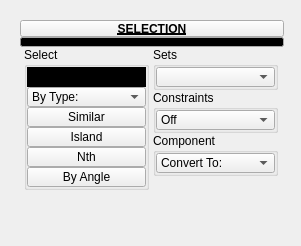
First picture: the form in tentacle/ui/uiLevel_3/selection.ui, repository m3trik/tentacle, before the edit.
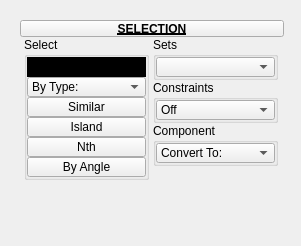
Second picture: the form after the edit. Custom widgets are drawn as their Qt base class.

```diff
--- a/tentacle/ui/uiLevel_3/selection.ui
+++ b/tentacle/ui/uiLevel_3/selection.ui
@@ -169,7 +169,7 @@
      <property name="spacing">
       <number>0</number>
      </property>
-     <item row="2" column="1" colspan="2">
+     <item row="1" column="1" colspan="2">
       <layout class="QHBoxLayout" name="horizontalLayout">
        <item>
         <layout class="QVBoxLayout" name="verticalLayout">
@@ -648,34 +648,6 @@
        </item>
       </layout>
      </item>
-     <item row="1" column="1" colspan="2">
-      <widget class="ProgressBar" name="progressBar">
-       <property name="sizePolicy">
-        <sizepolicy hsizetype="Ignored" vsizetype="Fixed">
-         <horstretch>0</horstretch>
-         <verstretch>0</verstretch>
-        </sizepolicy>
-       </property>
-       <property name="minimumSize">
-        <size>
-         <width>0</width>
-         <height>10</height>
-        </size>
-       </property>
-       <property name="maximumSize">
-        <size>
-         <width>16777215</width>
-         <height>10</height>
-        </size>
-       </property>
-       <property name="value">
-        <number>0</number>
-       </property>
-       <property name="textVisible">
-        <bool>false</bool>
-       </property>
-      </widget>
-     </item>
      <item row="0" column="1" colspan="2">
       <widget class="PushButtonDraggable" name="draggable_header">
        <property name="minimumSize">
@@ -715,21 +687,16 @@
    <extends>QPushButton</extends>
    <header>widgets.pushbuttondraggable.h</header>
   </customwidget>
-  <customwidget>
-   <class>ProgressBar</class>
-   <extends>QProgressBar</extends>
-   <header>widgets.progressbar.h</header>
-  </customwidget>
-  <customwidget>
-   <class>PushButton</class>
-   <extends>QPushButton</extends>
-   <header>widgets.pushbutton.h</header>
-  </customwidget>
   <customwidget>
    <class>ComboBox</class>
    <extends>QComboBox</extends>
    <header>widgets.combobox.h</header>
   </customwidget>
+  <customwidget>
+   <class>PushButton</class>
+   <extends>QPushButton</extends>
+   <header>widgets.pushbutton.h</header>
+  </customwidget>
  </customwidgets>
  <resources/>
  <connections/>
```
